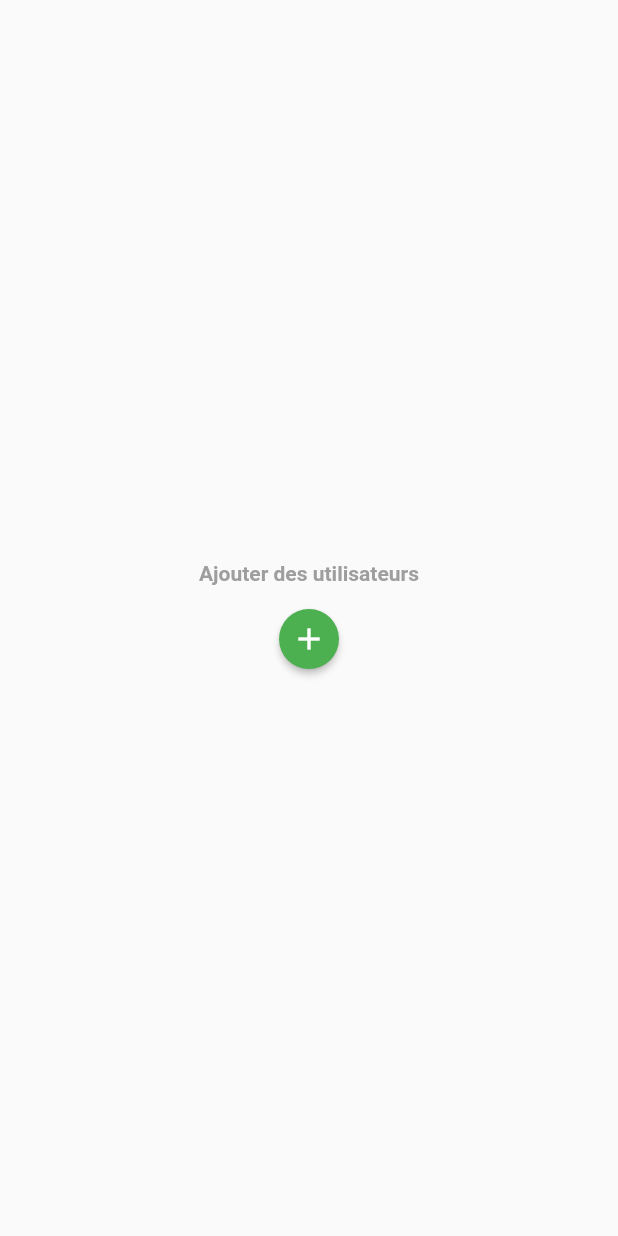
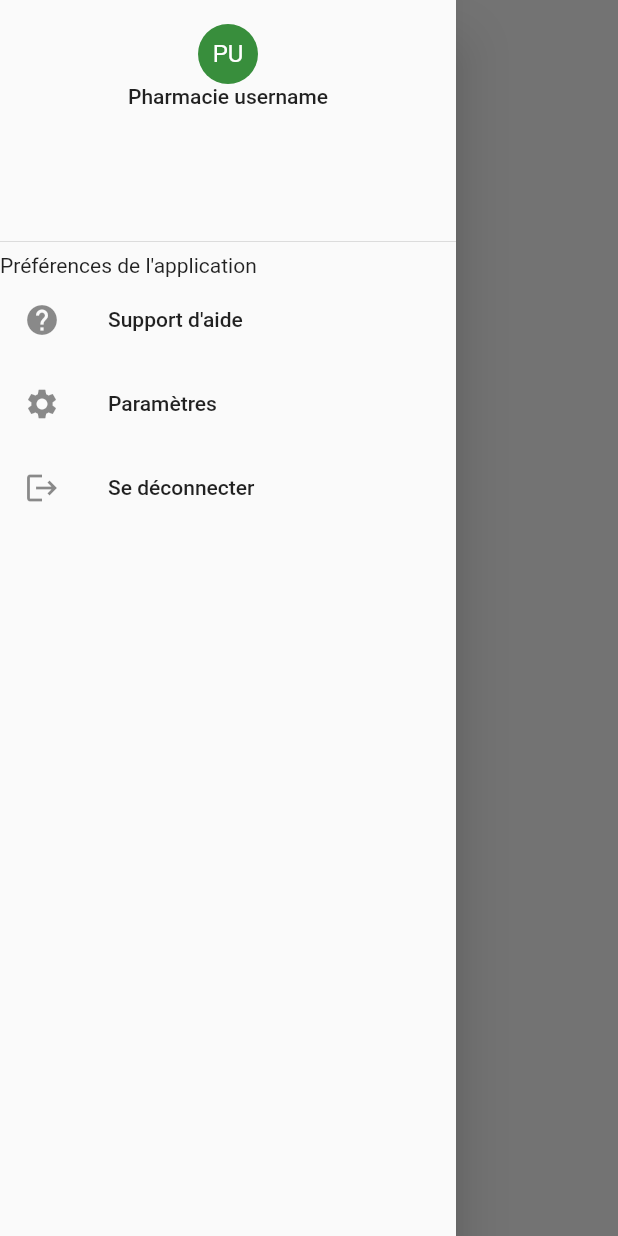
Before and after one commit to Khwarz/amine-projet, a Flutter app: the MyHomePage screen opened directly, with the side drawer open (before the commit the screen has no drawer), on a phone screen of 412 x 824 dp. Run offline on Flutter 3.47's test engine with Material 2 defaults, Android fonts, the phone set to English and light mode, and no system bars.

```diff
--- a/lib/main.dart
+++ b/lib/main.dart
@@ -42,6 +42,7 @@ class _MyHomePageState extends State<MyHomePage> {
   @override
   Widget build(BuildContext context) {
     return Scaffold(
+      drawer: DrawerWidget(),
       body: Center(
         child: Column(
           mainAxisAlignment: MainAxisAlignment.center,
@@ -88,6 +89,7 @@ class _SecondaryPage extends State<SecondaryPage> {
   @override
   Widget build(BuildContext context) {
     return Scaffold(
+      drawer: DrawerWidget(),
       appBar: AppBar(
         backgroundColor: Colors.transparent,
         elevation: 0,
@@ -193,6 +195,7 @@ class _ThirdPage extends State<ThirdPage> {
   @override
   Widget build(BuildContext context) {
     return Scaffold(
+      drawer: DrawerWidget(),
       appBar: AppBar(
         backgroundColor: Colors.transparent,
         elevation: 0,
@@ -319,3 +322,33 @@ class ThirdPageItem extends StatelessWidget {
     );
   }
 }
+
+class DrawerWidget extends StatelessWidget {
+  Widget build(BuildContext context) {
+    return Drawer(
+      child: ListView(
+        children: [
+          DrawerHeader(
+            child: Column(children: [
+              CircleAvatar(child: Text("PU")),
+              Text("Pharmacie username"),
+            ]),
+          ),
+          Text("Préférences de l'application"),
+          ListTile(
+            leading: Icon(Icons.help),
+            title: Text("Support d'aide"),
+          ),
+          ListTile(
+            leading: Icon(Icons.settings),
+            title: Text("Paramètres"),
+          ),
+          ListTile(
+            leading: Icon(Icons.logout),
+            title: Text("Se déconnecter"),
+          ),
+        ],
+      ),
+    );
+  }
+}
```
Also changed, not shown: lib/drawer.dart (added).
